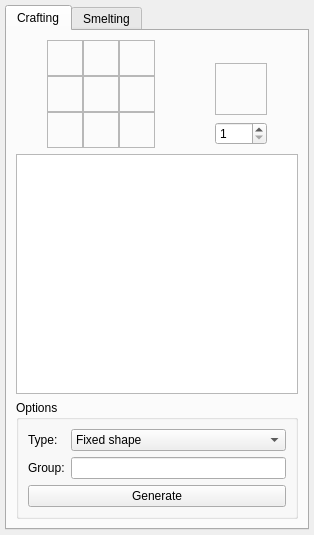
Above: visualrecipeeditordock.ui from IoeCmcomc/MCDatapacker before the change. Below: the same form after it.
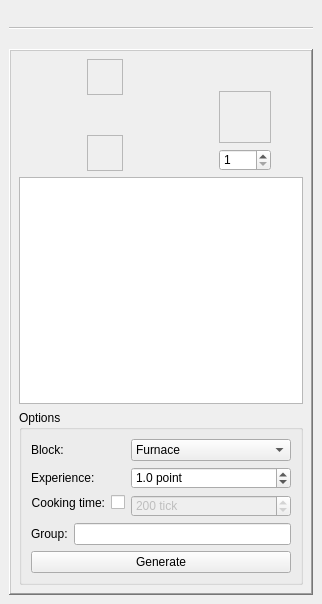
That is the form after the change. The open tabs and pages were chosen to show the change. Icons and pictures are not drawn. Custom widgets are drawn as their Qt base class.

Commit message: In VisualRecipeEditorDock: Added support for smelting and stonecuttting recipes. Added StackedWidget - a auto-resize QStackedWidget.

The edit to the form file:
```diff
--- a/visualrecipeeditordock.ui
+++ b/visualrecipeeditordock.ui
@@ -6,14 +6,20 @@
    <rect>
     <x>0</x>
     <y>0</y>
-    <width>314</width>
-    <height>535</height>
+    <width>322</width>
+    <height>604</height>
    </rect>
   </property>
+  <property name="sizePolicy">
+   <sizepolicy hsizetype="Preferred" vsizetype="Preferred">
+    <horstretch>0</horstretch>
+    <verstretch>0</verstretch>
+   </sizepolicy>
+  </property>
   <property name="minimumSize">
    <size>
-    <width>314</width>
-    <height>535</height>
+    <width>322</width>
+    <height>500</height>
    </size>
   </property>
   <property name="features">
@@ -26,36 +32,104 @@
    <string>Recipe Editor</string>
   </property>
   <widget class="QWidget" name="dockWidgetContents">
-   <layout class="QGridLayout" name="gridLayout">
-    <property name="leftMargin">
-     <number>5</number>
-    </property>
-    <property name="topMargin">
-     <number>5</number>
-    </property>
-    <property name="rightMargin">
-     <number>5</number>
-    </property>
-    <property name="bottomMargin">
-     <number>5</number>
-    </property>
-    <item row="0" column="1">
-     <widget class="QTabWidget" name="tabWidget">
-      <property name="currentIndex">
-       <number>0</number>
-      </property>
-      <widget class="QWidget" name="craftingTab">
-       <attribute name="title">
-        <string>Crafting</string>
-       </attribute>
        <layout class="QVBoxLayout" name="verticalLayout">
         <item>
+     <widget class="QFrame" name="customTabWidget">
+      <property name="sizePolicy">
+       <sizepolicy hsizetype="Expanding" vsizetype="Expanding">
+        <horstretch>0</horstretch>
+        <verstretch>0</verstretch>
+       </sizepolicy>
+      </property>
+      <property name="minimumSize">
+       <size>
+        <width>271</width>
+        <height>361</height>
+       </size>
+      </property>
+      <property name="frameShape">
+       <enum>QFrame::NoFrame</enum>
+      </property>
+      <layout class="QGridLayout" name="customTabWidgetLayout" rowstretch="0,0" columnstretch="0">
+       <property name="leftMargin">
+        <number>0</number>
+       </property>
+       <property name="topMargin">
+        <number>0</number>
+       </property>
+       <property name="rightMargin">
+        <number>0</number>
+       </property>
+       <property name="bottomMargin">
+        <number>0</number>
+       </property>
+       <property name="spacing">
+        <number>0</number>
+       </property>
+       <item row="0" column="0">
+        <widget class="QTabBar" name="customTabBar" native="true">
+         <property name="sizePolicy">
+          <sizepolicy hsizetype="Preferred" vsizetype="Preferred">
+           <horstretch>0</horstretch>
+           <verstretch>0</verstretch>
+          </sizepolicy>
+         </property>
+         <property name="minimumSize">
+          <size>
+           <width>200</width>
+           <height>20</height>
+          </size>
+         </property>
+        </widget>
+       </item>
+       <item row="1" column="0">
+        <widget class="QFrame" name="customTabFrame">
+         <property name="sizePolicy">
+          <sizepolicy hsizetype="Preferred" vsizetype="Preferred">
+           <horstretch>0</horstretch>
+           <verstretch>0</verstretch>
+          </sizepolicy>
+         </property>
+         <property name="autoFillBackground">
+          <bool>false</bool>
+         </property>
+         <property name="styleSheet">
+          <string notr="true">#customTabFrame {
+	margin-top: 20px;
+}</string>
+         </property>
+         <property name="frameShape">
+          <enum>QFrame::WinPanel</enum>
+         </property>
+         <property name="frameShadow">
+          <enum>QFrame::Raised</enum>
+         </property>
+         <property name="lineWidth">
+          <number>1</number>
+         </property>
+         <property name="midLineWidth">
+          <number>0</number>
+         </property>
+         <layout class="QVBoxLayout" name="verticalLayout_2">
+          <item>
          <layout class="QHBoxLayout" name="horizontalLayout">
+            <property name="spacing">
+             <number>6</number>
+            </property>
+            <property name="sizeConstraint">
+             <enum>QLayout::SetMinimumSize</enum>
+            </property>
+            <property name="topMargin">
+             <number>0</number>
+            </property>
           <item>
            <spacer name="horizontalSpacer">
             <property name="orientation">
              <enum>Qt::Horizontal</enum>
             </property>
+              <property name="sizeType">
+               <enum>QSizePolicy::MinimumExpanding</enum>
+              </property>
             <property name="sizeHint" stdset="0">
              <size>
               <width>20</width>
@@ -65,9 +139,61 @@
            </spacer>
           </item>
           <item>
-           <layout class="QGridLayout" name="craftingInputLayout">
+             <widget class="StackedWidget" name="stackedRecipeWidget">
+              <property name="sizePolicy">
+               <sizepolicy hsizetype="Maximum" vsizetype="Maximum">
+                <horstretch>0</horstretch>
+                <verstretch>0</verstretch>
+               </sizepolicy>
+              </property>
+              <property name="frameShape">
+               <enum>QFrame::NoFrame</enum>
+              </property>
+              <property name="currentIndex">
+               <number>0</number>
+              </property>
+              <widget class="QWidget" name="craftingPage">
+               <property name="sizePolicy">
+                <sizepolicy hsizetype="Preferred" vsizetype="Preferred">
+                 <horstretch>0</horstretch>
+                 <verstretch>0</verstretch>
+                </sizepolicy>
+               </property>
+               <layout class="QHBoxLayout" name="horizontalLayout_2">
+                <property name="spacing">
+                 <number>0</number>
+                </property>
             <property name="sizeConstraint">
-             <enum>QLayout::SetMaximumSize</enum>
+                 <enum>QLayout::SetDefaultConstraint</enum>
+                </property>
+                <property name="leftMargin">
+                 <number>0</number>
+                </property>
+                <property name="topMargin">
+                 <number>0</number>
+                </property>
+                <property name="rightMargin">
+                 <number>0</number>
+                </property>
+                <property name="bottomMargin">
+                 <number>0</number>
+                </property>
+                <item>
+                 <layout class="QGridLayout" name="craftingInputLayout_2" rowstretch="0,0,0" columnstretch="0,0,0">
+                  <property name="sizeConstraint">
+                   <enum>QLayout::SetFixedSize</enum>
+                  </property>
+                  <property name="leftMargin">
+                   <number>0</number>
+                  </property>
+                  <property name="topMargin">
+                   <number>0</number>
+                  </property>
+                  <property name="rightMargin">
+                   <number>0</number>
+                  </property>
+                  <property name="bottomMargin">
+                   <number>0</number>
             </property>
             <property name="spacing">
              <number>0</number>
@@ -329,8 +455,166 @@
             </item>
            </layout>
           </item>
+               </layout>
+              </widget>
+              <widget class="QWidget" name="smeltingPage">
+               <layout class="QGridLayout" name="gridLayout">
+                <property name="sizeConstraint">
+                 <enum>QLayout::SetDefaultConstraint</enum>
+                </property>
+                <property name="leftMargin">
+                 <number>0</number>
+                </property>
+                <property name="topMargin">
+                 <number>0</number>
+                </property>
+                <property name="rightMargin">
+                 <number>0</number>
+                </property>
+                <property name="bottomMargin">
+                 <number>0</number>
+                </property>
+                <item row="0" column="0">
+                 <layout class="QVBoxLayout" name="verticalLayout_3">
+                  <property name="spacing">
+                   <number>3</number>
+                  </property>
+                  <property name="sizeConstraint">
+                   <enum>QLayout::SetDefaultConstraint</enum>
+                  </property>
+                  <property name="leftMargin">
+                   <number>0</number>
+                  </property>
+                  <property name="topMargin">
+                   <number>0</number>
+                  </property>
+                  <property name="bottomMargin">
+                   <number>0</number>
+                  </property>
           <item>
-           <widget class="QLabel" name="arrow1">
+                   <widget class="MCRInvSlot" name="smeltingSlot_0">
+                    <property name="sizePolicy">
+                     <sizepolicy hsizetype="Maximum" vsizetype="Maximum">
+                      <horstretch>0</horstretch>
+                      <verstretch>0</verstretch>
+                     </sizepolicy>
+                    </property>
+                    <property name="minimumSize">
+                     <size>
+                      <width>36</width>
+                      <height>36</height>
+                     </size>
+                    </property>
+                    <property name="acceptDrops">
+                     <bool>true</bool>
+                    </property>
+                    <property name="frameShape">
+                     <enum>QFrame::StyledPanel</enum>
+                    </property>
+                    <property name="frameShadow">
+                     <enum>QFrame::Sunken</enum>
+                    </property>
+                    <property name="lineWidth">
+                     <number>2</number>
+                    </property>
+                   </widget>
+                  </item>
+                  <item>
+                   <widget class="QLabel" name="fireIcon">
+                    <property name="sizePolicy">
+                     <sizepolicy hsizetype="Maximum" vsizetype="Maximum">
+                      <horstretch>0</horstretch>
+                      <verstretch>0</verstretch>
+                     </sizepolicy>
+                    </property>
+                    <property name="minimumSize">
+                     <size>
+                      <width>34</width>
+                      <height>34</height>
+                     </size>
+                    </property>
+                    <property name="text">
+                     <string/>
+                    </property>
+                    <property name="pixmap">
+                     <pixmap resource="resource/minecraft/minecraft.qrc">:/minecraft/texture/gui_fire.png</pixmap>
+                    </property>
+                    <property name="scaledContents">
+                     <bool>true</bool>
+                    </property>
+                   </widget>
+                  </item>
+                  <item>
+                   <widget class="MCRInvSlot" name="smeltingSlot_1">
+                    <property name="enabled">
+                     <bool>false</bool>
+                    </property>
+                    <property name="sizePolicy">
+                     <sizepolicy hsizetype="Maximum" vsizetype="Maximum">
+                      <horstretch>0</horstretch>
+                      <verstretch>0</verstretch>
+                     </sizepolicy>
+                    </property>
+                    <property name="minimumSize">
+                     <size>
+                      <width>36</width>
+                      <height>36</height>
+                     </size>
+                    </property>
+                    <property name="acceptDrops">
+                     <bool>true</bool>
+                    </property>
+                    <property name="frameShape">
+                     <enum>QFrame::StyledPanel</enum>
+                    </property>
+                    <property name="frameShadow">
+                     <enum>QFrame::Sunken</enum>
+                    </property>
+                    <property name="lineWidth">
+                     <number>2</number>
+                    </property>
+                   </widget>
+                  </item>
+                 </layout>
+                </item>
+               </layout>
+              </widget>
+              <widget class="QWidget" name="stonecutPage">
+               <layout class="QHBoxLayout" name="horizontalLayout_3">
+                <item>
+                 <widget class="MCRInvSlot" name="stonecuttingSlot">
+                  <property name="sizePolicy">
+                   <sizepolicy hsizetype="Maximum" vsizetype="Maximum">
+                    <horstretch>0</horstretch>
+                    <verstretch>0</verstretch>
+                   </sizepolicy>
+                  </property>
+                  <property name="minimumSize">
+                   <size>
+                    <width>36</width>
+                    <height>36</height>
+                   </size>
+                  </property>
+                  <property name="acceptDrops">
+                   <bool>true</bool>
+                  </property>
+                  <property name="frameShape">
+                   <enum>QFrame::StyledPanel</enum>
+                  </property>
+                  <property name="frameShadow">
+                   <enum>QFrame::Sunken</enum>
+                  </property>
+                  <property name="lineWidth">
+                   <number>2</number>
+                  </property>
+                 </widget>
+                </item>
+               </layout>
+              </widget>
+             </widget>
+            </item>
+            <item>
+             <widget class="QLabel" name="arrow">
             <property name="sizePolicy">
              <sizepolicy hsizetype="Maximum" vsizetype="Maximum">
               <horstretch>0</horstretch>
@@ -360,7 +644,7 @@
           <item>
            <layout class="QVBoxLayout" name="craftingOutputLayout">
             <property name="topMargin">
-             <number>22</number>
+               <number>32</number>
             </property>
             <item>
              <widget class="MCRInvSlot" name="craftingSlot_0">
@@ -392,6 +676,18 @@
             </item>
             <item>
              <widget class="QSpinBox" name="resultCountInput">
+                <property name="sizePolicy">
+                 <sizepolicy hsizetype="Fixed" vsizetype="Fixed">
+                  <horstretch>0</horstretch>
+                  <verstretch>0</verstretch>
+                 </sizepolicy>
+                </property>
+                <property name="minimumSize">
+                 <size>
+                  <width>52</width>
+                  <height>0</height>
+                 </size>
+                </property>
               <property name="suffix">
                <string/>
               </property>
@@ -410,6 +706,9 @@
             <property name="orientation">
              <enum>Qt::Horizontal</enum>
             </property>
+              <property name="sizeType">
+               <enum>QSizePolicy::MinimumExpanding</enum>
+              </property>
             <property name="sizeHint" stdset="0">
              <size>
               <width>20</width>
@@ -423,9 +722,9 @@
         <item>
          <widget class="QListWidget" name="itemList">
           <property name="sizePolicy">
-           <sizepolicy hsizetype="Expanding" vsizetype="Expanding">
+             <sizepolicy hsizetype="Preferred" vsizetype="Expanding">
             <horstretch>0</horstretch>
-            <verstretch>0</verstretch>
+              <verstretch>1</verstretch>
            </sizepolicy>
           </property>
           <property name="selectionMode">
@@ -452,7 +751,13 @@
          </widget>
         </item>
         <item>
-         <widget class="QGroupBox" name="craftingOptions">
+           <widget class="QGroupBox" name="recipeOptions">
+            <property name="sizePolicy">
+             <sizepolicy hsizetype="Preferred" vsizetype="Preferred">
+              <horstretch>0</horstretch>
+              <verstretch>0</verstretch>
+             </sizepolicy>
+            </property>
           <property name="minimumSize">
            <size>
             <width>0</width>
@@ -462,9 +767,43 @@
           <property name="title">
            <string>Options</string>
           </property>
+            <layout class="QFormLayout" name="formLayout_2">
+             <item row="0" column="0" colspan="2">
+              <widget class="StackedWidget" name="stackedOptions">
+               <property name="sizePolicy">
+                <sizepolicy hsizetype="Preferred" vsizetype="Preferred">
+                 <horstretch>0</horstretch>
+                 <verstretch>0</verstretch>
+                </sizepolicy>
+               </property>
+               <property name="styleSheet">
+                <string notr="true"/>
+               </property>
+               <property name="currentIndex">
+                <number>1</number>
+               </property>
+               <widget class="QWidget" name="craftOptions">
+                <property name="sizePolicy">
+                 <sizepolicy hsizetype="Preferred" vsizetype="Preferred">
+                  <horstretch>0</horstretch>
+                  <verstretch>0</verstretch>
+                 </sizepolicy>
+                </property>
           <layout class="QFormLayout" name="formLayout">
+                 <property name="leftMargin">
+                  <number>0</number>
+                 </property>
+                 <property name="topMargin">
+                  <number>0</number>
+                 </property>
+                 <property name="rightMargin">
+                  <number>0</number>
+                 </property>
+                 <property name="bottomMargin">
+                  <number>0</number>
+                 </property>
            <item row="0" column="0">
-            <widget class="QLabel" name="label">
+                  <widget class="QLabel" name="craftTypeLabel">
              <property name="text">
               <string>Type:</string>
              </property>
@@ -489,6 +828,162 @@
              </item>
             </widget>
            </item>
+                </layout>
+               </widget>
+               <widget class="QWidget" name="SmeltOptions">
+                <property name="sizePolicy">
+                 <sizepolicy hsizetype="Preferred" vsizetype="Preferred">
+                  <horstretch>0</horstretch>
+                  <verstretch>0</verstretch>
+                 </sizepolicy>
+                </property>
+                <layout class="QFormLayout" name="craftOptionLayout">
+                 <property name="sizeConstraint">
+                  <enum>QLayout::SetDefaultConstraint</enum>
+                 </property>
+                 <property name="fieldGrowthPolicy">
+                  <enum>QFormLayout::AllNonFixedFieldsGrow</enum>
+                 </property>
+                 <property name="rowWrapPolicy">
+                  <enum>QFormLayout::DontWrapRows</enum>
+                 </property>
+                 <property name="labelAlignment">
+                  <set>Qt::AlignLeading|Qt::AlignLeft|Qt::AlignVCenter</set>
+                 </property>
+                 <property name="formAlignment">
+                  <set>Qt::AlignLeading|Qt::AlignLeft|Qt::AlignTop</set>
+                 </property>
+                 <property name="leftMargin">
+                  <number>0</number>
+                 </property>
+                 <property name="topMargin">
+                  <number>0</number>
+                 </property>
+                 <property name="rightMargin">
+                  <number>0</number>
+                 </property>
+                 <property name="bottomMargin">
+                  <number>0</number>
+                 </property>
+                 <item row="0" column="0">
+                  <widget class="QLabel" name="label">
+                   <property name="text">
+                    <string>Block:</string>
+                   </property>
+                  </widget>
+                 </item>
+                 <item row="0" column="1">
+                  <widget class="QComboBox" name="smeltBlockInput">
+                   <property name="sizePolicy">
+                    <sizepolicy hsizetype="Preferred" vsizetype="Fixed">
+                     <horstretch>0</horstretch>
+                     <verstretch>0</verstretch>
+                    </sizepolicy>
+                   </property>
+                   <property name="sizeIncrement">
+                    <size>
+                     <width>0</width>
+                     <height>0</height>
+                    </size>
+                   </property>
+                   <item>
+                    <property name="text">
+                     <string>Furnace</string>
+                    </property>
+                   </item>
+                   <item>
+                    <property name="text">
+                     <string>Blast furnace</string>
+                    </property>
+                   </item>
+                   <item>
+                    <property name="text">
+                     <string>Smoker</string>
+                    </property>
+                   </item>
+                   <item>
+                    <property name="text">
+                     <string>Campfire</string>
+                    </property>
+                   </item>
+                  </widget>
+                 </item>
+                 <item row="1" column="0">
+                  <widget class="QLabel" name="experienceLabel">
+                   <property name="text">
+                    <string>Experience:</string>
+                   </property>
+                  </widget>
+                 </item>
+                 <item row="1" column="1">
+                  <widget class="QDoubleSpinBox" name="experienceInput">
+                   <property name="suffix">
+                    <string> point</string>
+                   </property>
+                   <property name="decimals">
+                    <number>1</number>
+                   </property>
+                   <property name="maximum">
+                    <double>2147483647.000000000000000</double>
+                   </property>
+                   <property name="value">
+                    <double>1.000000000000000</double>
+                   </property>
+                  </widget>
+                 </item>
+                 <item row="2" column="0">
+                  <widget class="QCheckBox" name="cookTimeCheck">
+                   <property name="sizePolicy">
+                    <sizepolicy hsizetype="Preferred" vsizetype="Fixed">
+                     <horstretch>0</horstretch>
+                     <verstretch>1</verstretch>
+                    </sizepolicy>
+                   </property>
+                   <property name="layoutDirection">
+                    <enum>Qt::RightToLeft</enum>
+                   </property>
+                   <property name="styleSheet">
+                    <string notr="true">margin-left: -1px;</string>
+                   </property>
+                   <property name="text">
+                    <string>Cooking time:</string>
+                   </property>
+                   <property name="checked">
+                    <bool>false</bool>
+                   </property>
+                   <property name="tristate">
+                    <bool>false</bool>
+                   </property>
+                  </widget>
+                 </item>
+                 <item row="2" column="1">
+                  <widget class="QSpinBox" name="cookTimeInput">
+                   <property name="enabled">
+                    <bool>false</bool>
+                   </property>
+                   <property name="suffix">
+                    <string> tick</string>
+                   </property>
+                   <property name="maximum">
+                    <number>999999</number>
+                   </property>
+                   <property name="value">
+                    <number>200</number>
+                   </property>
+                  </widget>
+                 </item>
+                </layout>
+               </widget>
+               <widget class="QWidget" name="blankPage">
+                <property name="sizePolicy">
+                 <sizepolicy hsizetype="Preferred" vsizetype="Preferred">
+                  <horstretch>0</horstretch>
+                  <verstretch>0</verstretch>
+                 </sizepolicy>
+                </property>
+               </widget>
+              </widget>
+             </item>
            <item row="1" column="0">
             <widget class="QLabel" name="label_2">
              <property name="text">
@@ -497,7 +992,7 @@
             </widget>
            </item>
            <item row="1" column="1">
-            <widget class="QLineEdit" name="craftGroupInput"/>
+              <widget class="QLineEdit" name="recipeGroupInput"/>
            </item>
            <item row="2" column="0" colspan="2">
             <widget class="QPushButton" name="craftGenBtn">
@@ -510,14 +1005,9 @@
          </widget>
         </item>
        </layout>
-       <zorder>craftingOptions</zorder>
-       <zorder>itemList</zorder>
-      </widget>
-      <widget class="QWidget" name="smeltingTab">
-       <attribute name="title">
-        <string>Smelting</string>
-       </attribute>
-      </widget>
+        </widget>
+       </item>
+      </layout>
      </widget>
     </item>
    </layout>
@@ -530,6 +1020,18 @@
    <header>mcrinvslot.h</header>
    <container>1</container>
   </customwidget>
+  <customwidget>
+   <class>QTabBar</class>
+   <extends>QWidget</extends>
+   <header>qtabbar.h</header>
+   <container>1</container>
+  </customwidget>
+  <customwidget>
+   <class>StackedWidget</class>
+   <extends>QStackedWidget</extends>
+   <header location="global">stackedwidget.h</header>
+   <container>1</container>
+  </customwidget>
  </customwidgets>
  <resources>
   <include location="resource/minecraft/minecraft.qrc"/>
```
Left out of the diff: 2 changed lines with no effect on the pictures. Lines whose indentation alone changed are shown as unchanged. The commit also changes 10 other files.
